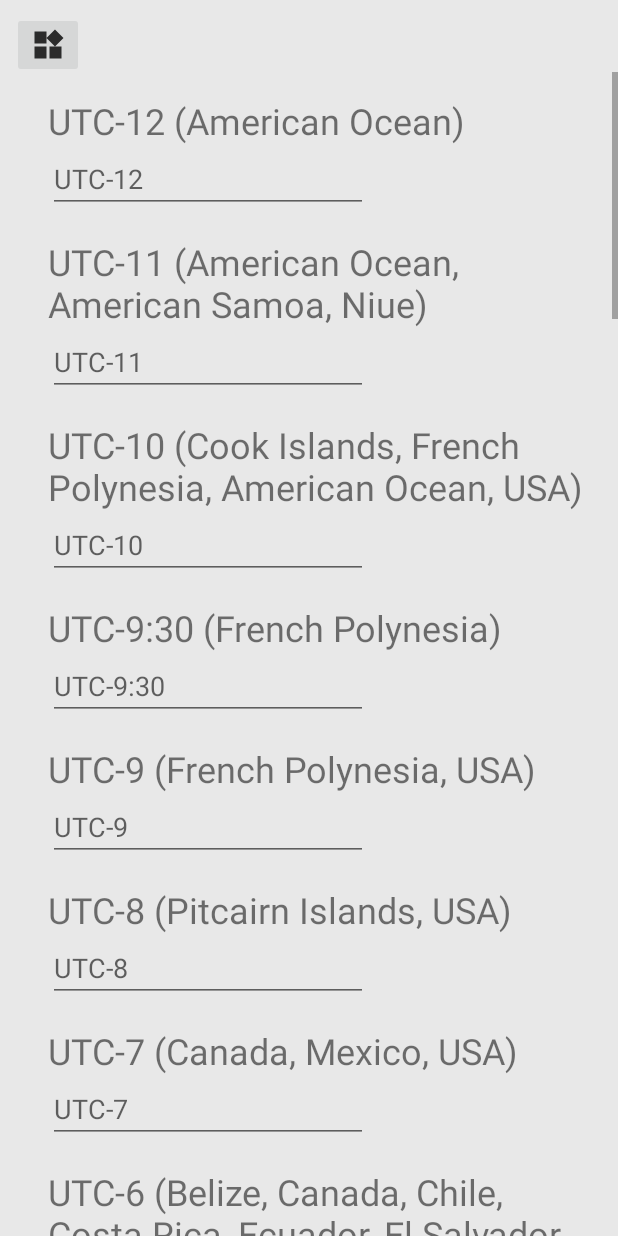
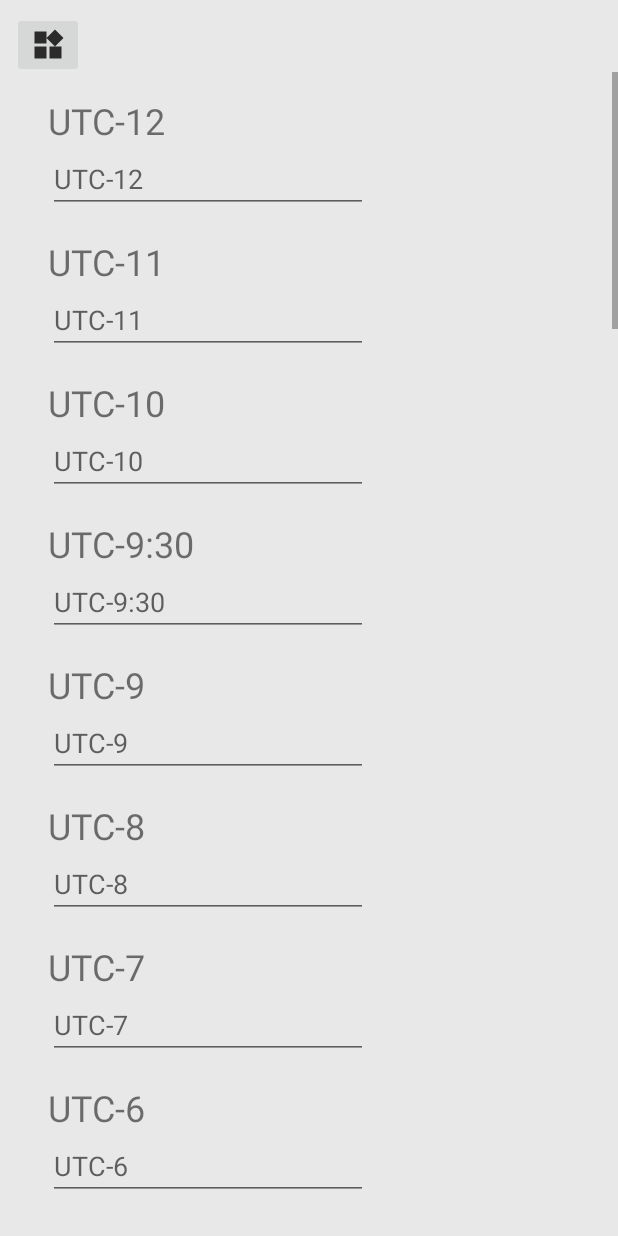
Before and after one commit to The-Converter/The-Converter, an Android app: the TimeZoneFragment screen opened through its navigation route, on a phone screen of 412 x 824 dp. Run offline under Robolectric (Android 15) with nearby library versions, the phone set to English and light mode, and no system bars.

Commit message:
Some cleanup

```diff
--- a/app/src/main/res/values/factors.xml
+++ b/app/src/main/res/values/factors.xml
@@ -102,7 +102,6 @@
 
     <!-- Time-Zones -->
 
-    <string name="time_zones_utc_min12">-12</string>
     <string name="time_zones_utc_min11">-11</string>
     <string name="time_zones_utc_min10">-10</string>
     <string name="time_zones_utc_min9_30">-9:30</string>
@@ -145,44 +144,44 @@
     <string-array
         name="time_zones_factors" >
 
-        <item>@string/time_zones_utc_min12</item>
-        <item>@string/time_zones_utc_min11</item>
-        <item>@string/time_zones_utc_min10</item>
-        <item>@string/time_zones_utc_min9_30</item>
-        <item>@string/time_zones_utc_min9</item>
-        <item>@string/time_zones_utc_min8</item>
-        <item>@string/time_zones_utc_min7</item>
-        <item>@string/time_zones_utc_min6</item>
-        <item>@string/time_zones_utc_min5</item>
-        <item>@string/time_zones_utc_min4</item>
-        <item>@string/time_zones_utc_min3</item>
-        <item>@string/time_zones_utc_min2_30</item>
-        <item>@string/time_zones_utc_min2</item>
-        <item>@string/time_zones_utc_min1</item>
+        <item>-12</item>
+        <item>-11</item>
+        <item>-10</item>
+        <item>-9:30</item>
+        <item>-9</item>
+        <item>-8</item>
+        <item>-7</item>
+        <item>-6</item>
+        <item>-5</item>
+        <item>-4</item>
+        <item>-3</item>
+        <item>-2:30</item>
+        <item>-2</item>
+        <item>-1</item>
 
-        <item>@string/time_zones_utc_pl0</item>
+        <item>0</item>
 
-        <item>@string/time_zones_utc_pl1</item>
-        <item>@string/time_zones_utc_pl2</item>
-        <item>@string/time_zones_utc_pl3</item>
-        <item>@string/time_zones_utc_pl4</item>
-        <item>@string/time_zones_utc_pl4_30</item>
-        <item>@string/time_zones_utc_pl5</item>
-        <item>@string/time_zones_utc_pl5_30</item>
-        <item>@string/time_zones_utc_pl5_45</item>
-        <item>@string/time_zones_utc_pl6</item>
-        <item>@string/time_zones_utc_pl6_30</item>
-        <item>@string/time_zones_utc_pl7</item>
-        <item>@string/time_zones_utc_pl8</item>
-        <item>@string/time_zones_utc_pl8_45</item>
-        <item>@string/time_zones_utc_pl9</item>
-        <item>@string/time_zones_utc_pl9_30</item>
-        <item>@string/time_zones_utc_pl10</item>
-        <item>@string/time_zones_utc_pl10_30</item>
-        <item>@string/time_zones_utc_pl11</item>
-        <item>@string/time_zones_utc_pl12</item>
-        <item>@string/time_zones_utc_pl12_45</item>
-        <item>@string/time_zones_utc_pl13</item>
-        <item>@string/time_zones_utc_pl14</item>
+        <item>1</item>
+        <item>2</item>
+        <item>3</item>
+        <item>4</item>
+        <item>4:30</item>
+        <item>5</item>
+        <item>5:30</item>
+        <item>5:45</item>
+        <item>6</item>
+        <item>6:30</item>
+        <item>7</item>
+        <item>8</item>
+        <item>8:45</item>
+        <item>9</item>
+        <item>9:30</item>
+        <item>10</item>
+        <item>10:30</item>
+        <item>11</item>
+        <item>12</item>
+        <item>12:45</item>
+        <item>13</item>
+        <item>14</item>
     </string-array>
 </resources>
--- a/app/src/main/res/values/strings.xml
+++ b/app/src/main/res/values/strings.xml
@@ -75,43 +75,43 @@
     <string name="us_dry_pint_volume_textView_text">Us dry pint</string>
     <string name="us_liquid_pint_volume_textView_text">Us liquid pint</string>
 
-    <string name="utc_min12_time_zones_textView_text">UTC-12 (American Ocean)</string>
-    <string name="utc_min11_time_zones_textView_text">UTC-11 (American Ocean, American Samoa, Niue)</string>
-    <string name="utc_min10_time_zones_textView_text">UTC-10 (Cook Islands, French Polynesia, American Ocean, USA)</string>
-    <string name="utc_min9_30_time_zones_textView_text">UTC-9:30 (French Polynesia)</string>
-    <string name="utc_min9_time_zones_textView_text">UTC-9 (French Polynesia, USA)</string>
-    <string name="utc_min8_time_zones_textView_text">UTC-8 (Pitcairn Islands, USA)</string>
-    <string name="utc_min7_time_zones_textView_text">UTC-7 (Canada, Mexico, USA)</string>
-    <string name="utc_min6_time_zones_textView_text">UTC-6 (Belize, Canada, Chile, Costa Rica, Ecuador, El Salvador, Guatemala, Honduras, Mexico, Nicaragua, USA)</string>
-    <string name="utc_min5_time_zones_textView_text">UTC-5 ()</string>
-    <string name="utc_min4_time_zones_textView_text">UTC-4 ()</string>
-    <string name="utc_min3_time_zones_textView_text">UTC-3 ()</string>
-    <string name="utc_min2_30_time_zones_textView_text">UTC-2:30 ()</string>
-    <string name="utc_min2_time_zones_textView_text">UTC-2 ()</string>
-    <string name="utc_min1_time_zones_textView_text">UTC-1 ()</string>
-    <string name="utc_pl0_time_zones_textView_text">UTC+0 ()</string>
-    <string name="utc_pl1_time_zones_textView_text">UTC+1 ()</string>
-    <string name="utc_pl2_time_zones_textView_text">UTC+2 ()</string>
-    <string name="utc_pl3_time_zones_textView_text">UTC+3 ()</string>
-    <string name="utc_pl4_time_zones_textView_text">UTC+4 ()</string>
-    <string name="utc_pl4_30_time_zones_textView_text">UTC+4:30 ()</string>
-    <string name="utc_pl5_time_zones_textView_text">UTC+5 ()</string>
-    <string name="utc_pl5_30_time_zones_textView_text">UTC+5:30 ()</string>
-    <string name="utc_pl5_45_time_zones_textView_text">UTC+5:45 ()</string>
-    <string name="utc_pl6_time_zones_textView_text">UTC+6 ()</string>
-    <string name="utc_pl6_30_time_zones_textView_text">UTC+6:30 ()</string>
-    <string name="utc_pl7_time_zones_textView_text">UTC+7 ()</string>
-    <string name="utc_pl8_time_zones_textView_text">UTC+8 ()</string>
-    <string name="utc_pl8_45_time_zones_textView_text">UTC+8:45 ()</string>
-    <string name="utc_pl9_time_zones_textView_text">UTC+9 ()</string>
-    <string name="utc_pl9_30_time_zones_textView_text">UTC+9:30 ()</string>
-    <string name="utc_pl10_time_zones_textView_text">UTC+10 ()</string>
-    <string name="utc_pl10_30_time_zones_textView_text">UTC+10:30 ()</string>
-    <string name="utc_pl11_time_zones_textView_text">UTC+11 ()</string>
-    <string name="utc_pl12_time_zones_textView_text">UTC+12 ()</string>
-    <string name="utc_pl12_45_time_zones_textView_text">UTC+12:45 ()</string>
-    <string name="utc_pl13_time_zones_textView_text">UTC+13 ()</string>
-    <string name="utc_pl14_time_zones_textView_text">UTC+14 ()</string>
+    <string name="utc_min12_time_zones_textView_text">UTC-12</string>
+    <string name="utc_min11_time_zones_textView_text">UTC-11</string>
+    <string name="utc_min10_time_zones_textView_text">UTC-10</string>
+    <string name="utc_min9_30_time_zones_textView_text">UTC-9:30</string>
+    <string name="utc_min9_time_zones_textView_text">UTC-9</string>
+    <string name="utc_min8_time_zones_textView_text">UTC-8</string>
+    <string name="utc_min7_time_zones_textView_text">UTC-7</string>
+    <string name="utc_min6_time_zones_textView_text">UTC-6</string>
+    <string name="utc_min5_time_zones_textView_text">UTC-5</string>
+    <string name="utc_min4_time_zones_textView_text">UTC-4</string>
+    <string name="utc_min3_time_zones_textView_text">UTC-3</string>
+    <string name="utc_min2_30_time_zones_textView_text">UTC-2:30</string>
+    <string name="utc_min2_time_zones_textView_text">UTC-2</string>
+    <string name="utc_min1_time_zones_textView_text">UTC-1</string>
+    <string name="utc_pl0_time_zones_textView_text">UTC+0</string>
+    <string name="utc_pl1_time_zones_textView_text">UTC+1</string>
+    <string name="utc_pl2_time_zones_textView_text">UTC+2</string>
+    <string name="utc_pl3_time_zones_textView_text">UTC+3</string>
+    <string name="utc_pl4_time_zones_textView_text">UTC+4</string>
+    <string name="utc_pl4_30_time_zones_textView_text">UTC+4:30</string>
+    <string name="utc_pl5_time_zones_textView_text">UTC+5</string>
+    <string name="utc_pl5_30_time_zones_textView_text">UTC+5:30</string>
+    <string name="utc_pl5_45_time_zones_textView_text">UTC+5:45</string>
+    <string name="utc_pl6_time_zones_textView_text">UTC+6</string>
+    <string name="utc_pl6_30_time_zones_textView_text">UTC+6:30</string>
+    <string name="utc_pl7_time_zones_textView_text">UTC+7</string>
+    <string name="utc_pl8_time_zones_textView_text">UTC+8</string>
+    <string name="utc_pl8_45_time_zones_textView_text">UTC+8:45</string>
+    <string name="utc_pl9_time_zones_textView_text">UTC+9</string>
+    <string name="utc_pl9_30_time_zones_textView_text">UTC+9:30</string>
+    <string name="utc_pl10_time_zones_textView_text">UTC+10</string>
+    <string name="utc_pl10_30_time_zones_textView_text">UTC+10:30</string>
+    <string name="utc_pl11_time_zones_textView_text">UTC+11</string>
+    <string name="utc_pl12_time_zones_textView_text">UTC+12</string>
+    <string name="utc_pl12_45_time_zones_textView_text">UTC+12:45</string>
+    <string name="utc_pl13_time_zones_textView_text">UTC+13</string>
+    <string name="utc_pl14_time_zones_textView_text">UTC+14</string>
 
     <!-- Text for credits -->
     <string name="credits_heading_textView_text">Credits</string>
@@ -226,7 +226,7 @@
 
     <!-- Strings used for outputs -->
     <string name="clock_24_hours_without_days_format">%1$s:%2$s</string>
-    <string name="clock_24_hours_with_days_format">%1$s day(s) %2$s:%3$s</string>
+    <string name="clock_24_hours_with_days_format">%1$s %2$s:%3$s</string>
 
     <!-- Strings used for content description -->
     <string name="ic_button_choose_description">Choose</string>
```
Also changed, not shown: app/src/main/java/com/example/theconverter/TimeZoneFragment.kt (+32 -87 lines).
